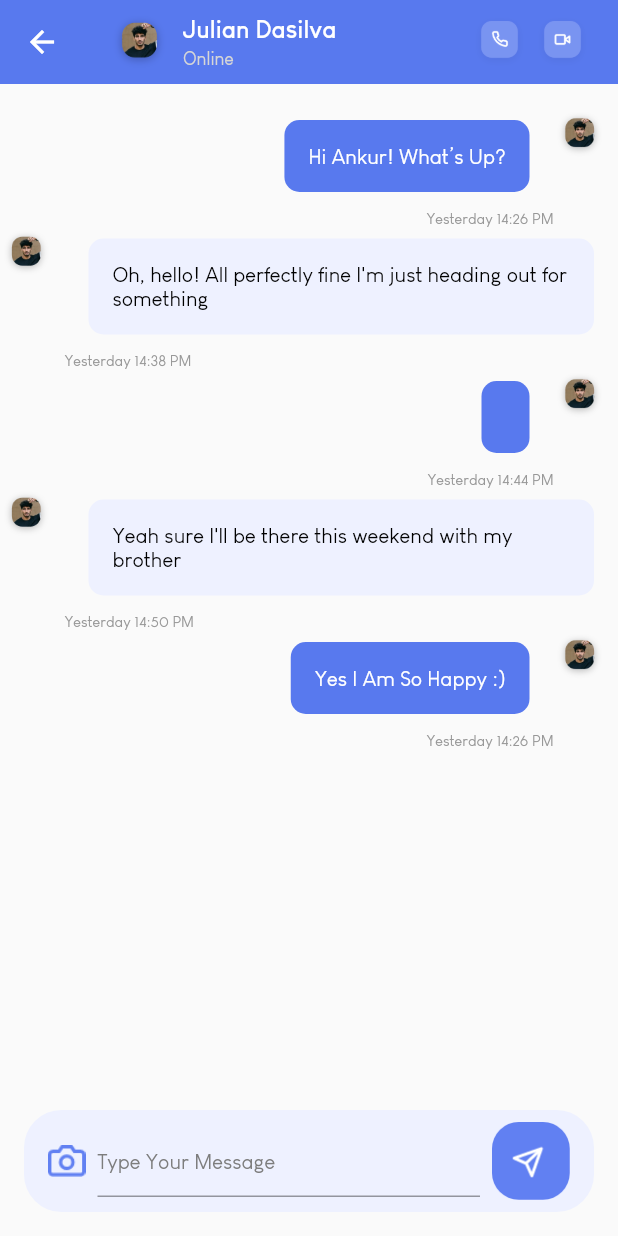
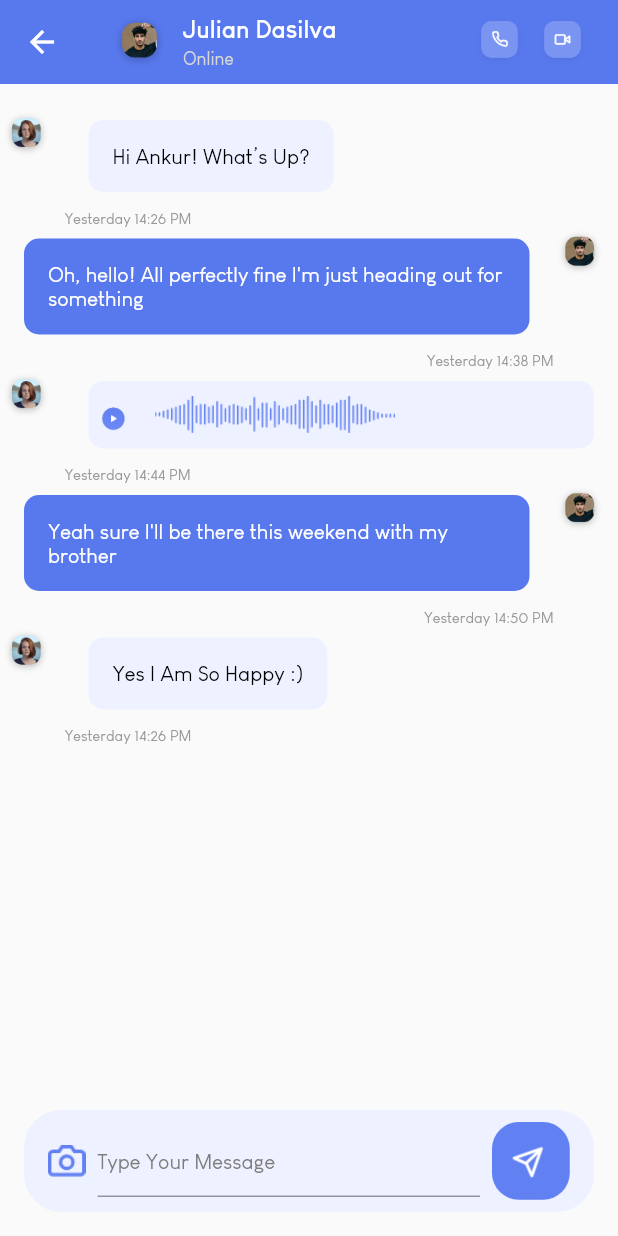
Before and after one commit to tanzil114/chat_screens, a Flutter app: the screen it shows after launch, after a tap on "Julian Dasilva", on a phone screen of 412 x 824 dp. Run offline on Flutter 3.47's test engine with Material 2 defaults, Android fonts, the phone set to English and light mode, and no system bars.

Commit message:
Added audio text condition

```diff
--- a/lib/screens/Chat_room_screen.dart
+++ b/lib/screens/Chat_room_screen.dart
@@ -11,16 +11,14 @@ class _ChatRoomScreenState extends State<ChatRoomScreen> {
   List<Map> messages = [
     {
       'userId': 1,
-      // 'sentByCurrentUser': false,
       'text': 'Hi Ankur! What’s Up?',
       'datetime': 'Yesterday 14:26 PM',
       'isRead': true,
       'type': msgType.text,
-      'image': 'assets/icons/profile.png'
+      'image': 'assets/icons/profile-3.png'
     },
     {
       'userId': 2,
-      // 'sentByCurrentUser': true,
       'text':
           'Oh, hello! All perfectly fine I\'m just heading out for something',
       'datetime': 'Yesterday 14:38 PM',
@@ -30,32 +28,31 @@ class _ChatRoomScreenState extends State<ChatRoomScreen> {
     },
     {
       'userId': 1,
-      // 'sentByCurrentUser': false,
       'text': null,
       'datetime': 'Yesterday 14:44 PM',
       'isRead': true,
       'type': msgType.audio,
-      'image': 'assets/icons/profile.png'
+      'image': 'assets/icons/profile-3.png'
     },
     {
       'userId': 2,
-      // 'sentByCurrentUser': false,
       'text': 'Yeah sure I\'ll be there this weekend with my brother',
       'datetime': 'Yesterday 14:50 PM',
       'isRead': false,
+      'type': msgType.text,
       'image': 'assets/icons/profile.png'
     },
     {
       'userId': 1,
-      // 'sentByCurrentUser': false,
       'text': 'Yes I Am So Happy :)',
       'datetime': 'Yesterday 14:26 PM',
       'isRead': true,
-      'image': 'assets/icons/profile.png'
+      'type': msgType.text,
+      'image': 'assets/icons/profile-3.png'
     }
   ];
 
-  int _currentUser = 1;
+  int _currentUser = 2;
   bool sentByCurrentUser = true;
   @override
   Widget build(BuildContext context) {
@@ -184,19 +181,51 @@ class MessageContainer extends StatelessWidget {
             ? CrossAxisAlignment.end
             : CrossAxisAlignment.start,
         children: [
-          Container(
+          message['type'] == msgType.text
+              ? Container(
                   margin: EdgeInsets.symmetric(horizontal: 16.0, vertical: 8.0),
-            padding: EdgeInsets.symmetric(horizontal: 16.0, vertical: 16.0),
+                  padding:
+                      EdgeInsets.symmetric(horizontal: 16.0, vertical: 16.0),
                   decoration: BoxDecoration(
                     borderRadius: BorderRadius.circular(10),
-              color: sentByCurrentUser ? Color(0xFF5879EE) : Color(0xFFEEF1FF),
+                    color: sentByCurrentUser
+                        ? Color(0xFF5879EE)
+                        : Color(0xFFEEF1FF),
                   ),
                   child: Text(
                     message['text'] ?? '',
                     style: TextStyle(
                         color: sentByCurrentUser ? Colors.white : Colors.black),
                   ),
+                )
+              : Container(
+                  margin: EdgeInsets.symmetric(horizontal: 16.0, vertical: 8.0),
+                  decoration: BoxDecoration(
+                    borderRadius: BorderRadius.circular(10),
+                    color: sentByCurrentUser
+                        ? Color(0xFF5879EE)
+                        : Color(0xFFEEF1FF),
                   ),
+                  child: Row(
+                    crossAxisAlignment: CrossAxisAlignment.center,
+                    children: [
+                      Flexible(
+                        child: Image(
+                          image: AssetImage('assets/icons/icon-play.png'),
+                          height: 28,
+                        ),
+                      ),
+                      Container(
+                        padding: EdgeInsets.symmetric(horizontal: 8.0),
+                      ),
+                      Flexible(
+                        child: Image(
+                          image: AssetImage('assets/icons/audio-track.png'),
+                          height: 45,
+                        ),
+                      ),
+                    ],
+                  )),
           Padding(
             padding: const EdgeInsets.only(top: 4.0),
             child: Text(
--- a/lib/screens/chats_screen.dart
+++ b/lib/screens/chats_screen.dart
@@ -131,12 +131,15 @@ class _ChatsScreenState extends State<ChatsScreen> {
               ),
             ),
             Expanded(
-                child: ListView.separated(
-                    itemBuilder: (context, index) {
-                      return ChatContainer();
-                    },
-                    separatorBuilder: (context, index) => Divider(),
-                    itemCount: 20)),
+                child: Container(
+              margin: EdgeInsets.symmetric(vertical: 8.0),
+              child: ListView.separated(
+                  itemBuilder: (context, index) {
+                    return ChatContainer();
+                  },
+                  separatorBuilder: (context, index) => Divider(),
+                  itemCount: 20),
+            )),
           ],
         ),
       ),
```
Also changed, not shown: assets/icons/icon-eye.png (added), assets/icons/profile-3.png (added). Lines whose indentation alone changed are shown as unchanged.
